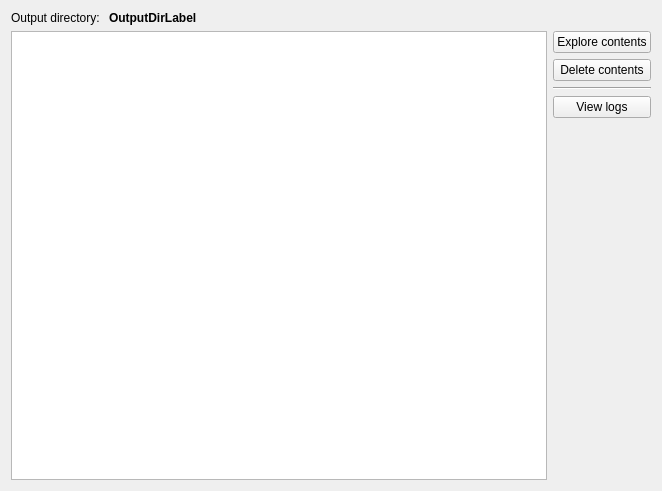
Old version of the form src/apps/openfluid-builder/outputs/OutputsWidget.ui in the repository OpenFLUID/openfluid.
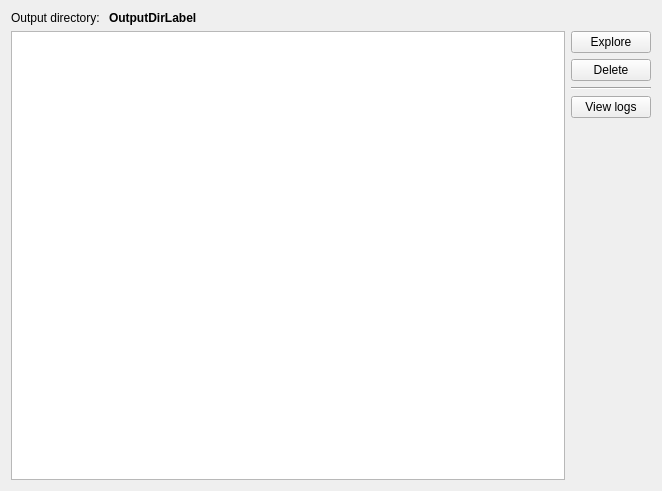
New version of the form. Custom widgets are drawn as their Qt base class.

What changed in the file:
```diff
--- a/src/apps/openfluid-builder/outputs/OutputsWidget.ui
+++ b/src/apps/openfluid-builder/outputs/OutputsWidget.ui
@@ -51,14 +51,14 @@
        <item>
         <widget class="QPushButton" name="ExploreButton">
          <property name="text">
-          <string>Explore contents</string>
+          <string>Explore</string>
          </property>
         </widget>
        </item>
        <item>
         <widget class="QPushButton" name="ClearButton">
          <property name="text">
-          <string>Delete contents</string>
+          <string>Delete</string>
          </property>
         </widget>
        </item>
```
